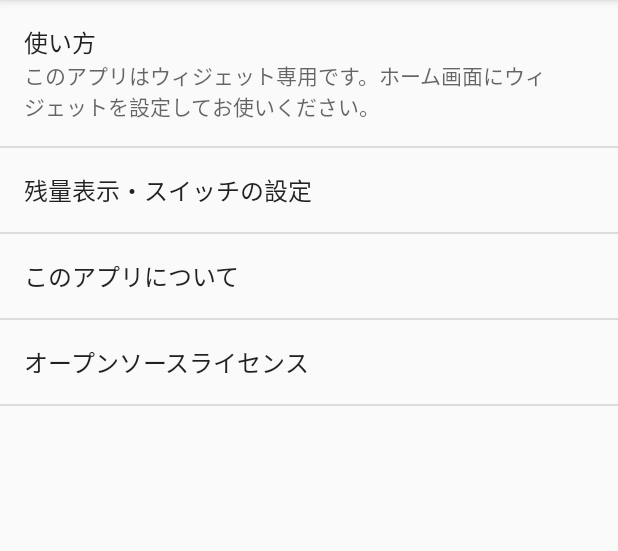
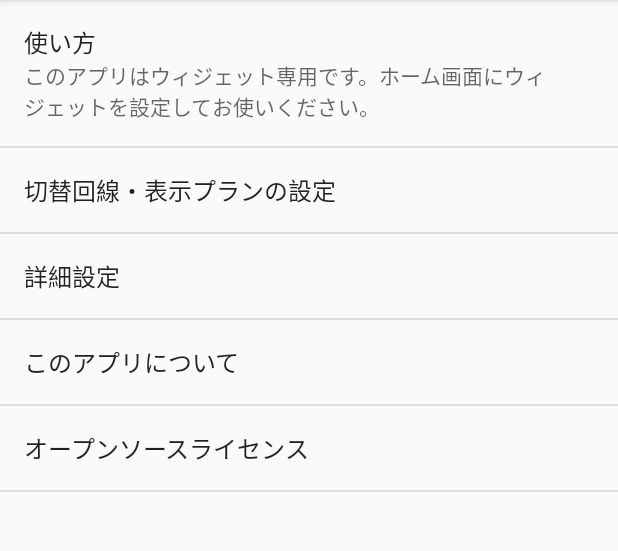
Before and after one commit to pakutoma/mioWidget, an Android app: the screen it shows after launch (MainSettingsActivity), on a phone screen of 412 x 824 dp, the part 84-635 px from its top. Run offline under Robolectric (Android 15) with nearby library versions, the phone set to English and light mode, and no system bars.

Commit message:
リトライの設定画面を作成

```diff
--- a/app/src/main/AndroidManifest.xml
+++ b/app/src/main/AndroidManifest.xml
@@ -69,6 +69,12 @@
                 <action android:name="android.intent.action.MAIN" />
             </intent-filter>
         </activity>
+        <activity android:name="pakutoma.iijmiocouponwidget.activity.AdvancedSettingsActivity"
+            android:label="@string/advanced_settings">
+            <intent-filter>
+                <action android:name="android.intent.action.MAIN" />
+            </intent-filter>
+        </activity>
         <activity android:name="pakutoma.iijmiocouponwidget.activity.OpenBrowserActivity"
             android:label="@string/app_name" >
             <intent-filter>
--- a/app/src/main/res/values/strings.xml
+++ b/app/src/main/res/values/strings.xml
@@ -5,8 +5,12 @@
     <string name="authUri"><![CDATA[https://api.iijmio.jp/mobile/d/v1/authorization/?response_type=token&client_id=IilCI1xrAgqKrXV9Zt4&state=example_state&redirect_uri=pakutoma.iijmiocouponwidget://callback]]></string>
     <string name="switch_service">クーポン切り替え・通信量取得</string>
     <string name="switch_notification">通信中</string>
-    <string name="widget_settings">残量表示・スイッチの設定</string>
+    <string name="widget_settings">切替回線・表示プランの設定</string>
+    <string name="advanced_settings">詳細設定</string>
     <string name="show_remains_plans">残量を表示するプラン</string>
     <string name="switch_lines">切り替えを行う回線</string>
     <string name="regulation">通信規制中</string>
+    <string name="retry_settings">クーポン切り替えのリトライ</string>
+    <string name="retry_failed">通信失敗時にリトライを行う</string>
+    <string name="retry_api_limit">APIリミット時にリトライを行う</string>
 </resources>
--- a/app/src/main/res/xml/activity_main_settings.xml
+++ b/app/src/main/res/xml/activity_main_settings.xml
@@ -12,6 +12,14 @@
             android:targetClass="pakutoma.iijmiocouponwidget.activity.WidgetSettingsActivity"
             android:targetPackage="pakutoma.iijmiocouponwidget" />
     </Preference>
+    <Preference
+        android:key="advanced_settings"
+        android:title="@string/advanced_settings">
+        <intent
+            android:action="android.intent.action.MAIN"
+            android:targetClass="pakutoma.iijmiocouponwidget.activity.AdvancedSettingsActivity"
+            android:targetPackage="pakutoma.iijmiocouponwidget" />
+    </Preference>
     <pakutoma.iijmiocouponwidget.activity.AboutDialog android:title="このアプリについて" />
     <pakutoma.iijmiocouponwidget.activity.LicenseDialog android:title="オープンソースライセンス" />
 </PreferenceScreen>
```
Also changed, not shown: app/src/main/java/pakutoma/iijmiocouponwidget/activity/AdvancedSettingsActivity.kt (added, +38 -0 lines), app/src/main/res/xml/activity_advanced_settings.xml (added, +15 -0 lines).
